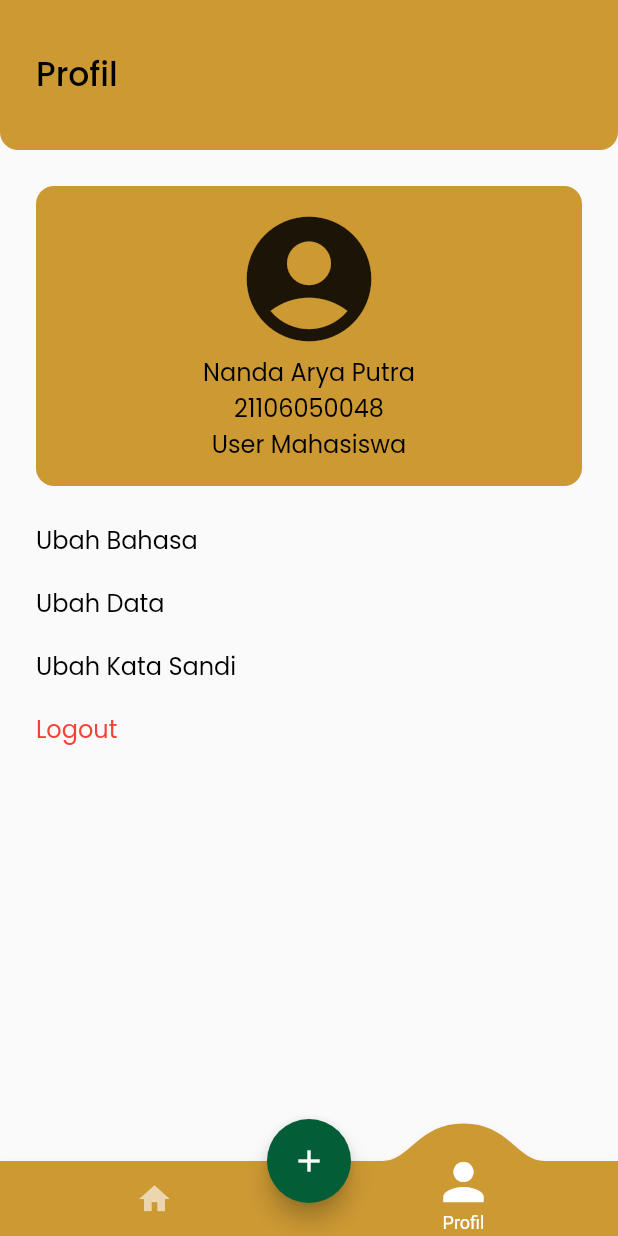
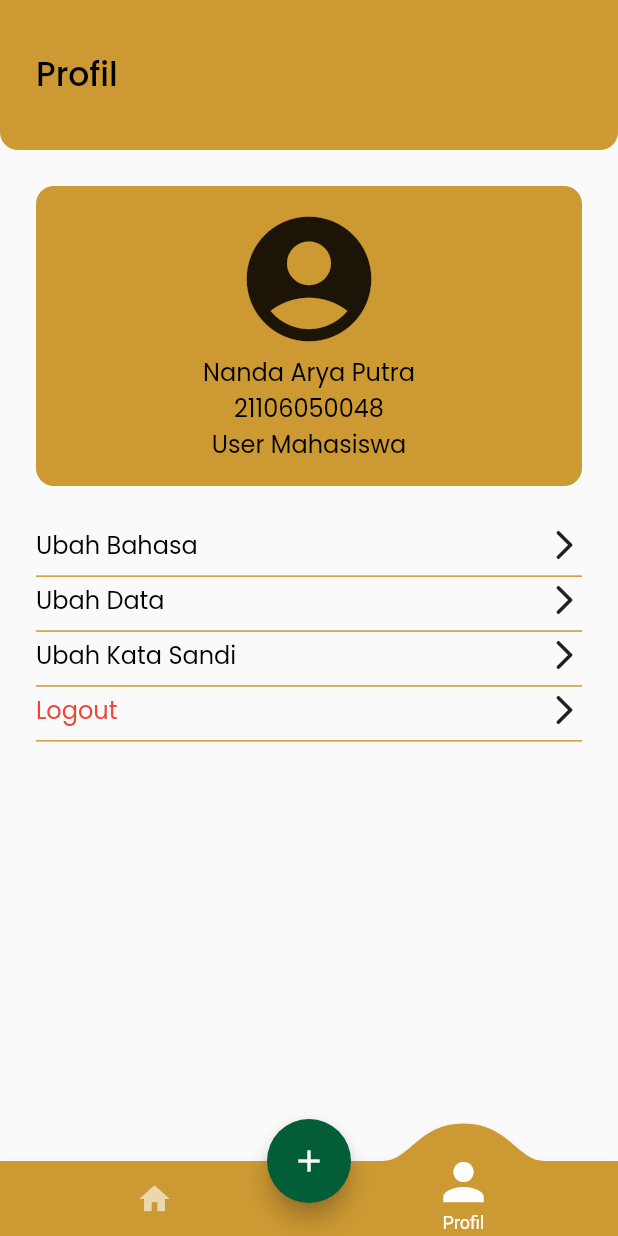
Before and after one commit to nandaarya/simak_uin_suka, a Flutter app: the screen it shows after launch, item 2 of the bottom bar chosen, on a phone screen of 412 x 824 dp. Run offline on Flutter 3.47's test engine with Material 2 defaults, Android fonts, the phone set to English and light mode, and no system bars; drawn by our look-alikes of convex_bottom_bar; our stand-ins replace google_fonts.

Commit message:
add style in setting

```diff
--- a/lib/view/profile_page.dart
+++ b/lib/view/profile_page.dart
@@ -57,13 +57,65 @@ class _ProfilePageState extends State<ProfilePage> {
         height: 150,
         margin: EdgeInsets.symmetric(horizontal: defaultMargin),
         child: Column(
-          mainAxisAlignment: MainAxisAlignment.spaceBetween,
+          mainAxisAlignment: MainAxisAlignment.spaceEvenly,
           crossAxisAlignment: CrossAxisAlignment.start,
           children: [
-            Text('Ubah Bahasa', style: h2,),
-            Text('Ubah Data', style: h2,),
-            Text('Ubah Kata Sandi', style: h2,),
-            Text('Logout', style: h2.copyWith(color: Colors.red),)
+            Column(
+              children: [
+                Row(
+                  mainAxisAlignment: MainAxisAlignment.spaceBetween,
+                  crossAxisAlignment: CrossAxisAlignment.center,
+                  children: [
+                    Text('Ubah Bahasa', style: h2,),
+                    Icon(Icons.arrow_forward_ios_rounded)
+                  ],
+                ),
+                SizedBox(height: 8,),
+                Container(height: 1, color: primaryColor,),
+              ],
+            ),
+            Column(
+              children: [
+                Row(
+                  mainAxisAlignment: MainAxisAlignment.spaceBetween,
+                  crossAxisAlignment: CrossAxisAlignment.center,
+                  children: [
+                    Text('Ubah Data', style: h2,),
+                    Icon(Icons.arrow_forward_ios_rounded)
+                  ],
+                ),
+                SizedBox(height: 8,),
+                Container(height: 1, color: primaryColor,),
+              ],
+            ),
+            Column(
+              children: [
+                Row(
+                  mainAxisAlignment: MainAxisAlignment.spaceBetween,
+                  crossAxisAlignment: CrossAxisAlignment.center,
+                  children: [
+                    Text('Ubah Kata Sandi', style: h2,),
+                    Icon(Icons.arrow_forward_ios_rounded)
+                  ],
+                ),
+                SizedBox(height: 8,),
+                Container(height: 1, color: primaryColor,),
+              ],
+            ),
+            Column(
+              children: [
+                Row(
+                  mainAxisAlignment: MainAxisAlignment.spaceBetween,
+                  crossAxisAlignment: CrossAxisAlignment.center,
+                  children: [
+                    Text('Logout', style: h2.copyWith(color: Colors.red),),
+                    Icon(Icons.arrow_forward_ios_rounded)
+                  ],
+                ),
+                SizedBox(height: 8,),
+                Container(height: 1, color: primaryColor,),
+              ],
+            )
           ],
         ),
       );
```
